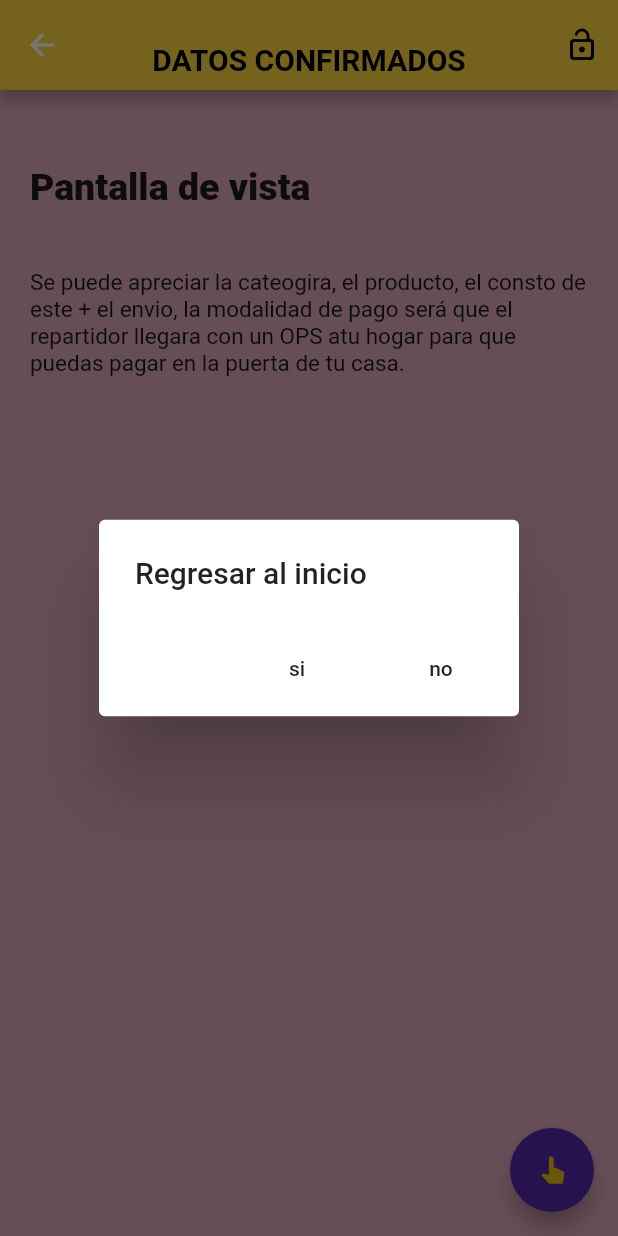
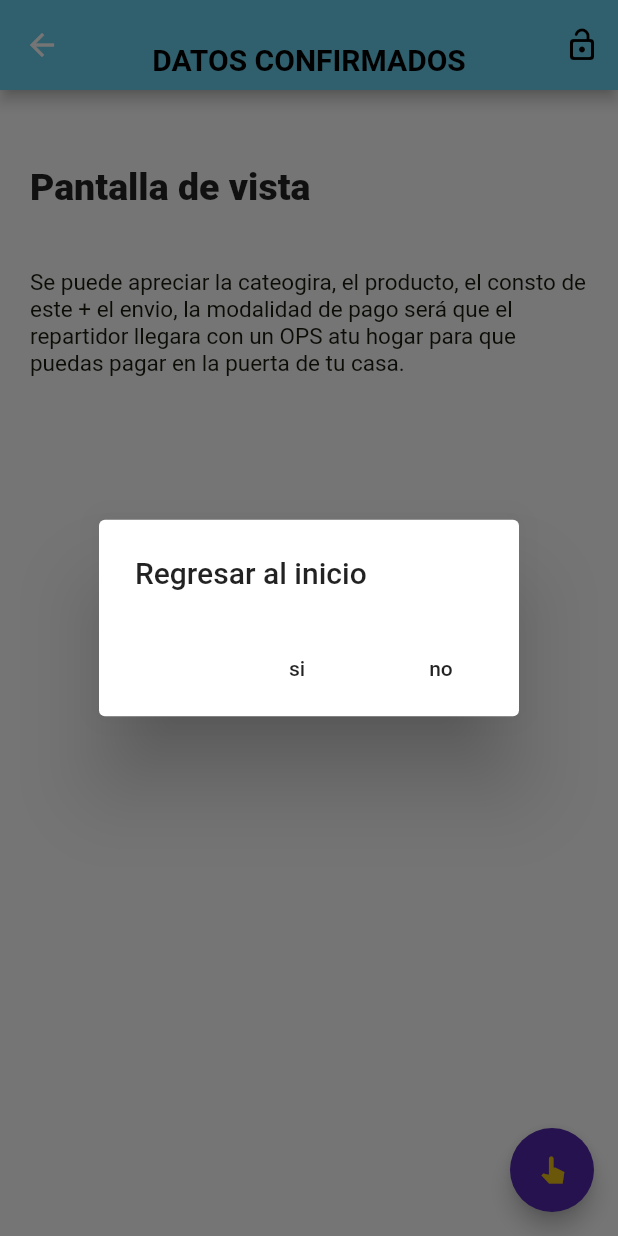
Before and after one commit to luis-panska/zone_dist1, a Flutter app: the Ant screen opened by its route, after a tap on the "lock open" icon, on a phone screen of 412 x 824 dp. Run offline on Flutter 3.47's test engine with Material 2 defaults, Android fonts, the light colour scheme and no system bars; our stand-ins replace dio, flutter_secure_storage, fluttertoast, location, mask_text_input_formatter; accounts and stored records are empty.

Commit message:
Tkm Jazito

```diff
--- a/flutter_zone_dist/lib/src/pages/ant.dart
+++ b/flutter_zone_dist/lib/src/pages/ant.dart
@@ -3,6 +3,7 @@ import 'package:flutter_zone_dist/src/pages/locate.dart';
 import 'package:flutter_zone_dist/src/pages/present.dart';
 import 'package:flutter_zone_dist/src/pages/text_form/mapasdesc.dart';
 import 'package:flutter_zone_dist/src/pages/text_form/present_dest.dart';
+import 'dart:async';
 
 class Ant extends StatefulWidget {
   static String id = "ant";
@@ -65,7 +66,7 @@ class _AntState extends State<Ant> {
             },
           ),
         ],
-        backgroundColor: Colors.amberAccent,
+        backgroundColor: Color.fromARGB(255, 105, 208, 237),
       ),
       body: Stack(
         children: <Widget>[
@@ -92,7 +93,7 @@ class _AntState extends State<Ant> {
           )
         ],
       ),
-      backgroundColor: const Color.fromARGB(255, 223, 170, 188),
+      backgroundColor: Colors.white,
       floatingActionButton: FloatingActionButton(
         backgroundColor: const Color.fromARGB(255, 80, 39, 169),
         foregroundColor: const Color.fromARGB(240, 244, 198, 11),
--- a/flutter_zone_dist/lib/src/pages/form/form_bank.dart
+++ b/flutter_zone_dist/lib/src/pages/form/form_bank.dart
@@ -36,7 +36,7 @@ class _FormBankState extends State<FormBank> {
           style: TextStyle(
               fontWeight: FontWeight.bold, fontSize: 28.0, color: Colors.black),
         ),
-        backgroundColor: Colors.amberAccent,
+        backgroundColor: Color.fromARGB(255, 105, 208, 237),
         leading: IconButton(
           icon: const Icon(Icons.arrow_back),
           onPressed: () {
--- a/flutter_zone_dist/lib/src/pages/form/listform.dart
+++ b/flutter_zone_dist/lib/src/pages/form/listform.dart
@@ -10,7 +10,7 @@ class _ListformState extends State<Listform> {
   @override
   Widget build(BuildContext context) {
     return Scaffold(
-      backgroundColor: Color.fromARGB(87, 239, 219, 219),
+      backgroundColor: Colors.white,
       appBar: AppBar(
         title: const Text(
           "Elegir forma de pago",
@@ -23,7 +23,7 @@ class _ListformState extends State<Listform> {
             Navigator.of(context).pop();
           },
         ),
-        backgroundColor: Colors.amberAccent,
+        backgroundColor: Color.fromARGB(255, 105, 208, 237),
       ),
     );
   }
--- a/flutter_zone_dist/lib/src/pages/form/metodos_pago.dart
+++ b/flutter_zone_dist/lib/src/pages/form/metodos_pago.dart
@@ -16,7 +16,7 @@ class _MetodosPagoState extends State<MetodosPago> {
   @override
   Widget build(BuildContext context) {
     return Scaffold(
-      backgroundColor: Color.fromARGB(87, 239, 219, 219),
+      backgroundColor: Colors.white,
       appBar: AppBar(
         title: const Text(
           "Selecciona",
@@ -29,7 +29,7 @@ class _MetodosPagoState extends State<MetodosPago> {
             Navigator.of(context).pop();
           },
         ),
-        backgroundColor: Colors.amberAccent,
+        backgroundColor: Color.fromARGB(255, 105, 208, 237),
       ),
       body: ListView(
         padding: const EdgeInsets.all(10.0),
@@ -43,7 +43,7 @@ class _MetodosPagoState extends State<MetodosPago> {
           Container(
             height: MediaQuery.of(context).size.height - 122.0,
             decoration: const BoxDecoration(
-              color: Color.fromARGB(223, 228, 204, 204),
+              color: Color.fromARGB(255, 105, 208, 237),
             ),
             child: ListView(
               padding:
```
Also changed, not shown: flutter_zone_dist/lib/src/pages/form/listproduct.dart (+6 -4 lines), flutter_zone_dist/pubspec.lock, 4 other files.
